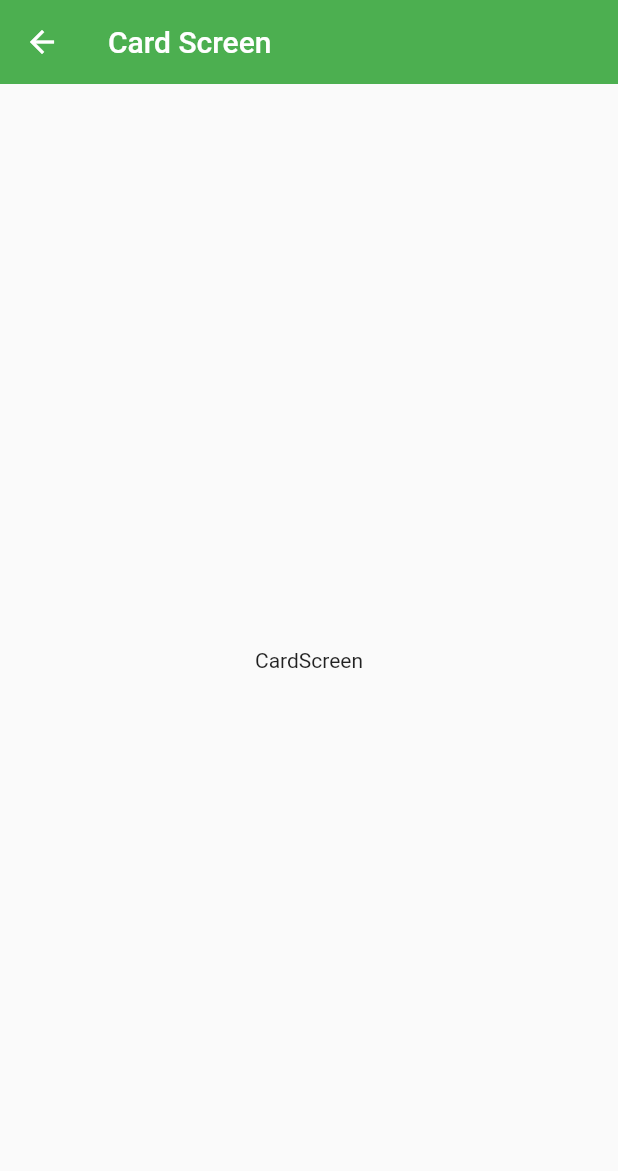
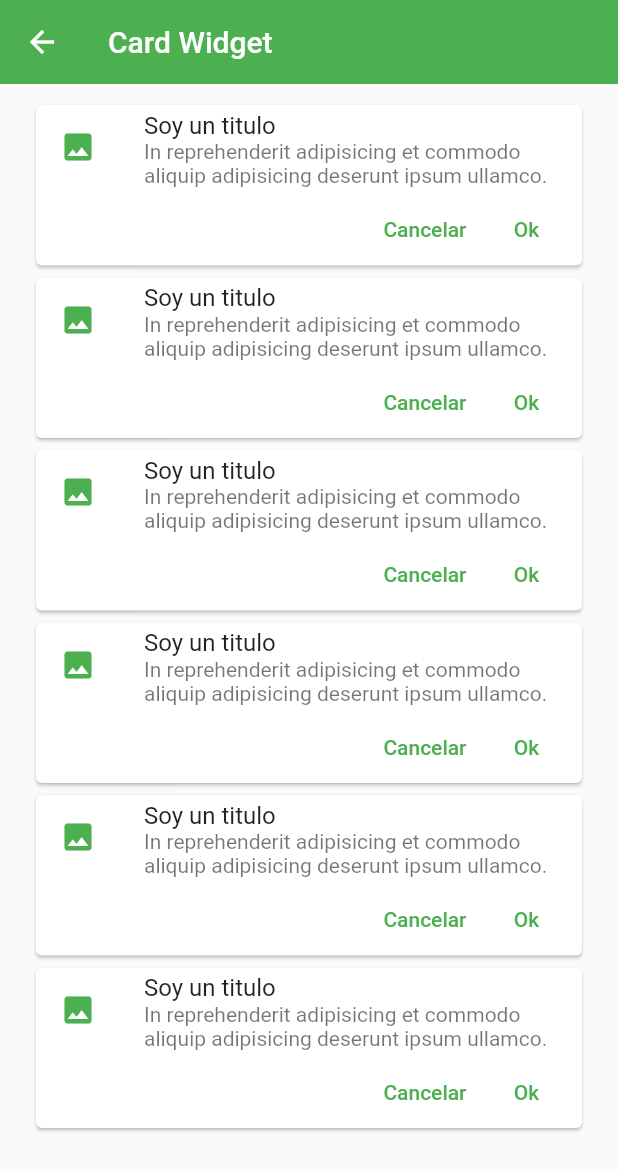
Before and after one commit to eidepozo/fl_components, a Flutter app: the CardScreen screen opened by its route, on a phone screen of 412 x 824 dp. Shown: the top 1171 px of the screen. Run offline on Flutter 3.47's test engine with Material 2 defaults, Android fonts, the phone set to English and light mode, and no system bars.

Commit message:
Agrega widget para tarjetas personalizadas

```diff
--- a/fl_components/lib/screens/alert_screen.dart
+++ b/fl_components/lib/screens/alert_screen.dart
@@ -6,7 +6,7 @@ class AlertScreen extends StatelessWidget {
   @override
   Widget build(BuildContext context) {
     return Scaffold(
-        appBar: AppBar(title: const Text('Alert Screen')),
+        appBar: AppBar(title: const Text('Card Screen')),
         body: const Center(
           child: Text('AlertScreen'),
         ));
--- a/fl_components/lib/screens/card_screen.dart
+++ b/fl_components/lib/screens/card_screen.dart
@@ -1,4 +1,6 @@
 import 'package:flutter/material.dart';
+
+import 'package:fl_components/widgets/custom_card_type_1.dart';
 
 class CardScreen extends StatelessWidget {
   const CardScreen({Key? key}) : super(key: key);
@@ -6,9 +8,17 @@ class CardScreen extends StatelessWidget {
   @override
   Widget build(BuildContext context) {
     return Scaffold(
-        appBar: AppBar(title: const Text('Card Screen')),
-        body: const Center(
-          child: Text('CardScreen'),
+        appBar: AppBar(title: const Text('Card Widget')),
+        body: ListView(
+          padding: const EdgeInsets.symmetric(horizontal: 20, vertical: 10),
+          children: const [
+            CustomCardType1(),
+            CustomCardType1(),
+            CustomCardType1(),
+            CustomCardType1(),
+            CustomCardType1(),
+            CustomCardType1()
+          ],
         ));
   }
 }
--- a/fl_components/lib/themes/app_themes.dart
+++ b/fl_components/lib/themes/app_themes.dart
@@ -1,10 +1,12 @@
 import 'package:flutter/material.dart'
-    show ThemeData, Color, Colors, AppBarTheme;
+    show ThemeData, Color, Colors, AppBarTheme, TextButtonThemeData, TextButton;
 
 class AppThemes {
   static const Color primary = Colors.green;
 
   static final ThemeData lightTheme = ThemeData.light().copyWith(
       primaryColor: primary,
-      appBarTheme: const AppBarTheme(color: primary, elevation: 0));
+      appBarTheme: const AppBarTheme(color: primary, elevation: 0),
+      textButtonTheme:
+          TextButtonThemeData(style: TextButton.styleFrom(primary: primary)));
 }
--- /dev/null
+++ b/fl_components/lib/widgets/custom_card_type_1.dart
@@ -0,0 +1,39 @@
+import 'package:fl_components/themes/app_themes.dart';
+import 'package:flutter/material.dart';
+
+class CustomCardType1 extends StatelessWidget {
+  const CustomCardType1({
+    Key? key,
+  }) : super(key: key);
+
+  @override
+  Widget build(BuildContext context) {
+    return Card(
+      child: Column(
+        children: [
+          const ListTile(
+            leading: Icon(Icons.photo, color: AppThemes.primary),
+            title: Text('Soy un titulo'),
+            subtitle: Text(
+                'In reprehenderit adipisicing et commodo aliquip adipisicing deserunt ipsum ullamco.'),
+          ),
+          Padding(
+            padding: const EdgeInsets.only(right: 5.0),
+            child: Row(
+              mainAxisAlignment: MainAxisAlignment.end,
+              children: [
+                TextButton(
+                    onPressed: () {},
+                    child: const Text(
+                        'Cancelar') /*,
+                    style: TextButton.styleFrom(primary: Colors.indigo)*/
+                    ),
+                TextButton(onPressed: () {}, child: const Text('Ok'))
+              ],
+            ),
+          )
+        ],
+      ),
+    );
+  }
+}
--- /dev/null
+++ b/fl_components/lib/widgets/custom_card_type_2.dart
@@ -0,0 +1,10 @@
+import 'package:flutter/material.dart';
+
+class CustomCardType2 extends StatelessWidget {
+  const CustomCardType2({Key? key}) : super(key: key);
+
+  @override
+  Widget build(BuildContext context) {
+    return Container();
+  }
+}
--- /dev/null
+++ b/fl_components/lib/widgets/widgets.dart
@@ -0,0 +1,2 @@
+export 'package:fl_components/widgets/custom_card_type_1.dart';
+export 'package:fl_components/widgets/custom_card_type_2.dart';
```
